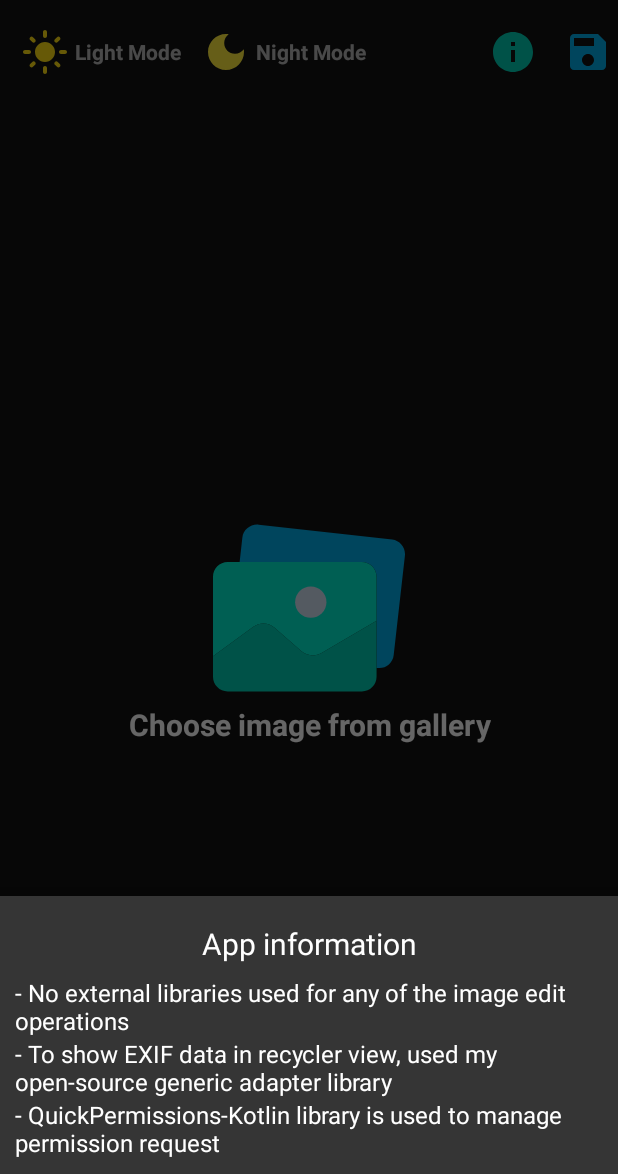
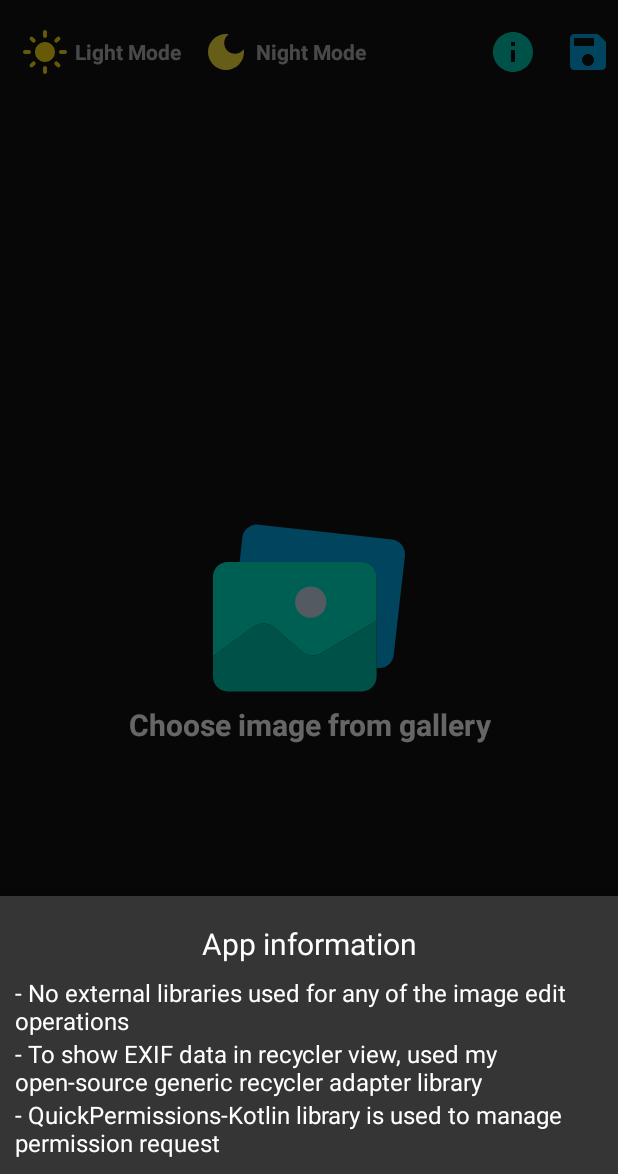
Before and after one commit to shashank1800/Image-Editor, an Android app: the fragment AppInformationBottomSheetDialog placed in its activity, on a phone screen of 412 x 824 dp, the part 62-1236 px from its top. Run offline under Robolectric (Android 15) with nearby library versions, the light colour scheme and no system bars; our stand-ins replace data binding; libraries missing offline, so code that uses them is left out: com.livinglifetechway.quickpermissions_kotlin; 6 statements that could not run were skipped.

Commit message:
exif info added, bug fixes

```diff
--- a/app/src/main/res/layout/bottom_sheet_app_information.xml
+++ b/app/src/main/res/layout/bottom_sheet_app_information.xml
@@ -27,7 +27,7 @@
         style="@style/TextAppearance.AppCompat.Body1"
         android:layout_width="match_parent"
         android:layout_height="wrap_content"
-        android:text="- To show EXIF data in recycler view, used my open-source generic adapter library"
+        android:text="- To show EXIF data in recycler view, used my open-source generic recycler adapter library"
         android:textSize="16sp" />
 
     <TextView
```
